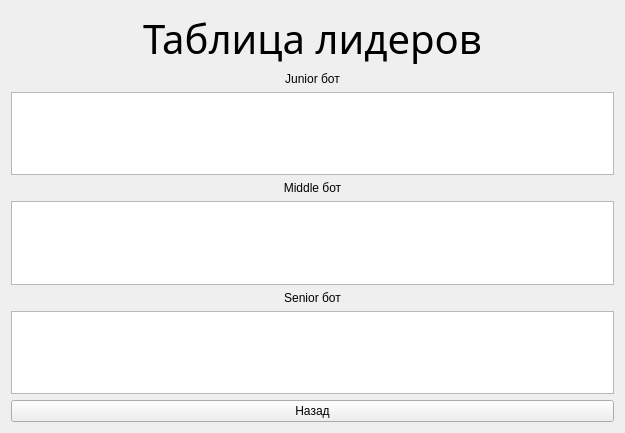
Old version of the form src/liderboard_window/liderboard_window.ui in the repository MR-Geri/chess.
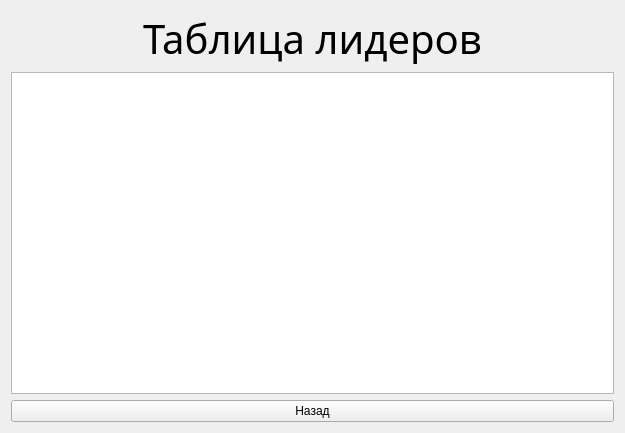
New version of the form.

The edit to the form file:
```diff
--- a/src/liderboard_window/liderboard_window.ui
+++ b/src/liderboard_window/liderboard_window.ui
@@ -15,11 +15,11 @@
   </property>
   <layout class="QGridLayout" name="gridLayout">
    <item row="0" column="0">
-    <layout class="QVBoxLayout" name="verticalLayout" stretch="0,0,0,0,0,0,0,0">
+    <layout class="QVBoxLayout" name="verticalLayout" stretch="0,0,0">
      <item>
       <widget class="QLabel" name="labelLiderBoard">
        <property name="sizePolicy">
-        <sizepolicy hsizetype="Expanding" vsizetype="Expanding">
+        <sizepolicy hsizetype="Expanding" vsizetype="Maximum">
          <horstretch>0</horstretch>
          <verstretch>0</verstretch>
         </sizepolicy>
@@ -45,17 +45,7 @@
       </widget>
      </item>
      <item>
-      <widget class="QLabel" name="label_junior">
-       <property name="text">
-        <string>Junior бот</string>
-       </property>
-       <property name="alignment">
-        <set>Qt::AlignCenter</set>
-       </property>
-      </widget>
-     </item>
-     <item>
-      <widget class="QTableWidget" name="tableJunior">
+      <widget class="QTableWidget" name="tableLiderboard">
        <property name="enabled">
         <bool>true</bool>
        </property>
@@ -80,40 +70,6 @@
        </property>
       </widget>
      </item>
-     <item>
-      <widget class="QLabel" name="label_middle">
-       <property name="text">
-        <string>Middle бот</string>
-       </property>
-       <property name="alignment">
-        <set>Qt::AlignCenter</set>
-       </property>
-      </widget>
-     </item>
-     <item>
-      <widget class="QTableWidget" name="tableMiddle">
-       <property name="focusPolicy">
-        <enum>Qt::NoFocus</enum>
-       </property>
-      </widget>
-     </item>
-     <item>
-      <widget class="QLabel" name="label_senior">
-       <property name="text">
-        <string>Senior бот</string>
-       </property>
-       <property name="alignment">
-        <set>Qt::AlignCenter</set>
-       </property>
-      </widget>
-     </item>
-     <item>
-      <widget class="QTableWidget" name="tableSenior">
-       <property name="focusPolicy">
-        <enum>Qt::NoFocus</enum>
-       </property>
-      </widget>
-     </item>
      <item>
       <widget class="QPushButton" name="buttonBackLiderboard">
        <property name="focusPolicy">
```
